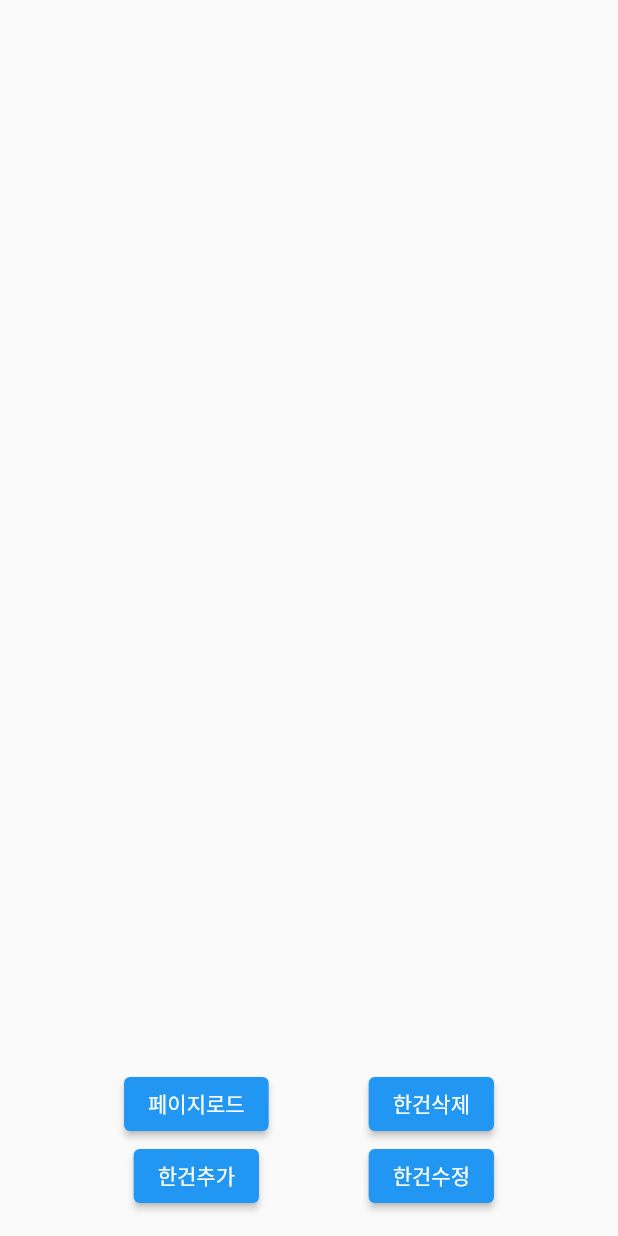
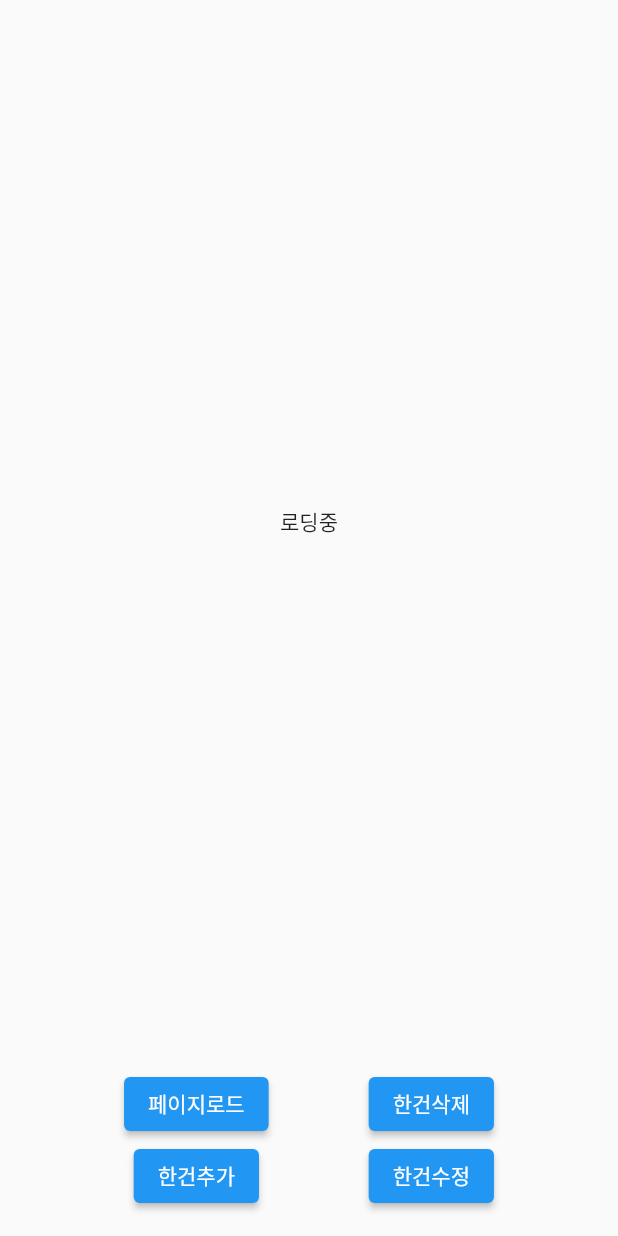
Before and after one commit to clean17/flutter-http-riverpod, a Flutter app: the first screen one second after launch, on a phone screen of 412 x 824 dp. Run offline on Flutter 3.47's test engine with Material 2 defaults, Android fonts, the light colour scheme and no system bars; our stand-ins replace flutter_riverpod; accounts and stored records are empty.

Commit message:
FutureBuilder 를 이용한 자동 로딩

```diff
--- a/lib/controller/post_controller.dart
+++ b/lib/controller/post_controller.dart
@@ -16,9 +16,10 @@ class PostController {
   // 레파지토리를 호출해서 다운을 받고
   // 스토어에 데이터를 저장한다.
   // 이제 뷰에서 프로바이더를 watch하고 있다가 build를 호출하면 된다.
-  Future<void> findPosts() async {
+  Future<List<Post>> findPosts() async {
     List<Post> homePagePostDto = await PostRepository().findAll();
-    ref.read(postHomePageProvider.notifier).state = PostHomePageModel(posts: homePagePostDto);
+    return homePagePostDto;
+    // ref.read(postHomePageProvider.notifier).state = PostHomePageModel(posts: homePagePostDto);
   }
 
   // 추가하는 기능은 Future<void> 로 만들어야함 ! 비동기 !!
--- a/lib/view/pages/post/home/post_home_page.dart
+++ b/lib/view/pages/post/home/post_home_page.dart
@@ -16,11 +16,68 @@ class PostHomePage extends ConsumerWidget {
       body: Column(
         children: [
           Expanded(
-              child: pm != null ? buildListView(pm.posts) : buildListView([])),
+              child:
+                  // pm != null ? buildListView(pm.posts) : buildListView([])),
+                  FutureBuilder(
+            future: pc.findPosts(), // 비동기 함수를 호출합니다.
+            builder: (BuildContext context, AsyncSnapshot snapshot) {
+              if (snapshot.connectionState == ConnectionState.done) {
+                // Future 작업이 완료된 경우
+                if (snapshot.hasData) {
+                  // 데이터가 있는 경우
+                  return _buildMainScreen(snapshot.data); // 화면을 구성하는 함수를 호출합니다.
+                } else {
+                  // 데이터가 없는 경우
+                  return _buildErrorScreen(); // 오류 화면을 구성하는 함수를 호출합니다.
+                }
+              } else {
+                // Future 작업이 완료되지 않은 경우
+                return _buildLoadingScreen(); // 로딩 화면을 구성하는 함수를 호출합니다.
+              }
+            },
+          )),
           buildButton(pc),
         ],
       ),
     );
+  }
+
+
+
+  Widget _buildMainScreen(List<Post> posts) {
+    // 데이터를 사용하여 화면을 구성하는 코드를 작성합니다.
+    return ListView.builder(
+      itemCount: posts.length,
+      itemBuilder: (context, index) {
+        return Column(
+          children: [
+            Container(
+              decoration: BoxDecoration(color: Colors.green[100]),
+              height: 100,
+              child: ListTile(
+                leading: Text("${posts[index].id}"),
+                title: Text("${posts[index].title}"),
+              ),
+            ),
+            Divider(),
+          ],
+        );
+      },
+    );// 예시 코드
+  }
+
+  Widget _buildErrorScreen() {
+    // 오류 메시지를 보여주는 화면을 구성하는 코드를 작성합니다.
+    return Container(
+      child: Center(child: Text("실패"),),
+    ); // 예시 코드
+  }
+
+  Widget _buildLoadingScreen() {
+    // 로딩 화면을 구성하는 코드를 작성합니다.
+    return Container(
+      child: Center(child: Text("로딩중")),
+    ); // 예시 코드
   }
 
   Padding buildButton(PostController pc) {
```
Lines whose indentation alone changed are shown as unchanged.
